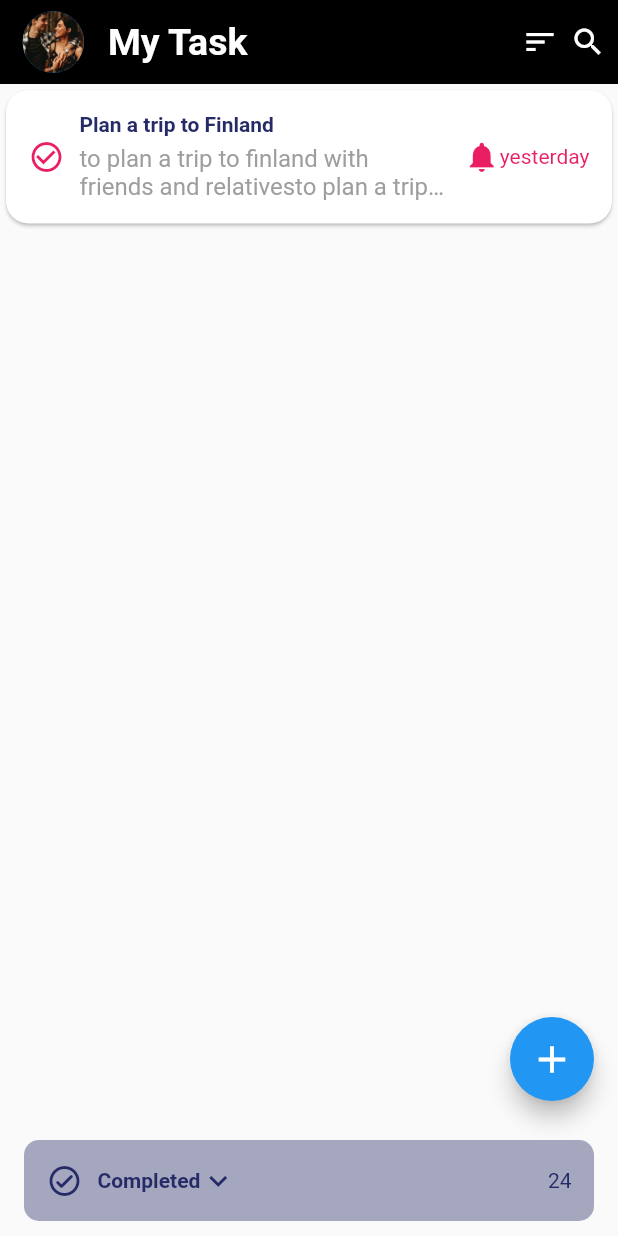
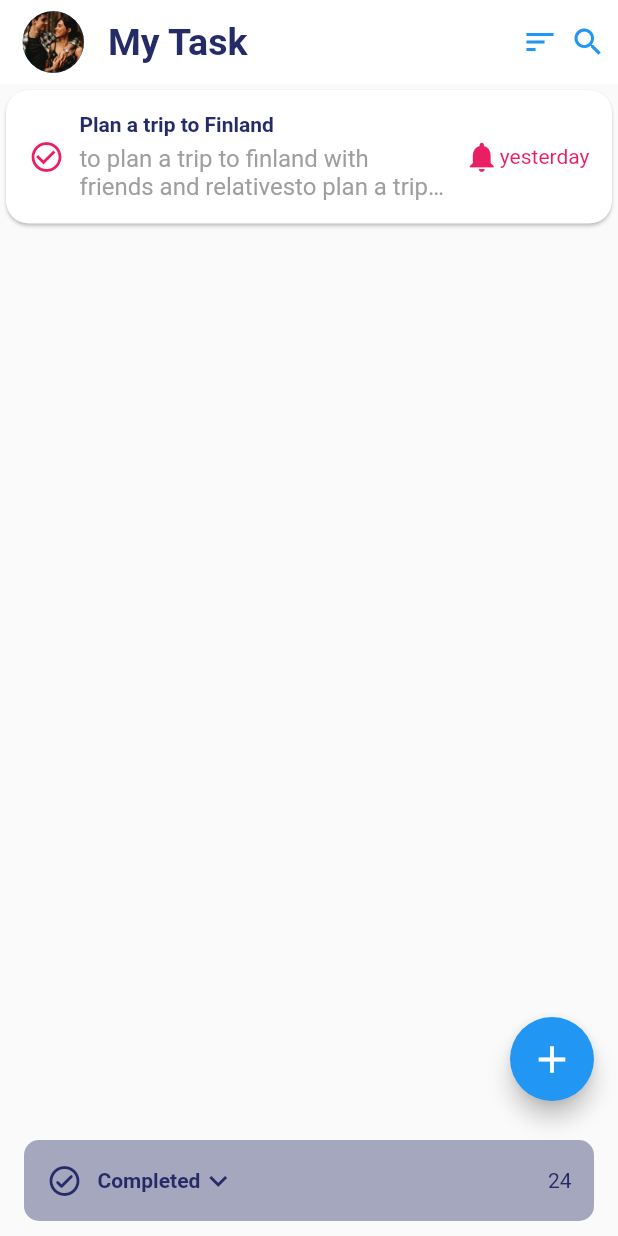
Before and after one commit to mariamatahiru/todo_app, a Flutter app: the screen it shows after launch, on a phone screen of 412 x 824 dp. Run offline on Flutter 3.47's test engine with Material 2 defaults, Android fonts, the phone set to English and light mode, and no system bars.

Commit message:
no changes

```diff
--- a/lib/main.dart
+++ b/lib/main.dart
@@ -1,4 +1,5 @@
 import 'package:flutter/material.dart';
+import 'package:todo_app/utils.dart';
 
 import 'home_view.dart';
 
@@ -18,13 +19,13 @@ class MyApp extends StatelessWidget {
         appBarTheme: AppBarTheme(
          backgroundColor: Colors.white,
        iconTheme: IconThemeData(color:Colors.blue),
-     titleTextStyle: TextStyle(color: Colors.blue,fontWeight: FontWeight.w600,fontSize: 25)
+     titleTextStyle: TextStyle(color:CostomBlue,fontWeight: FontWeight.w600,fontSize: 25)
         )
       ),
       darkTheme: ThemeData(
        appBarTheme: AppBarTheme(
         backgroundColor: Colors.black,
-        iconTheme: IconThemeData(color: Colors.white),
+        iconTheme: IconThemeData(color:CostomBlue),
         titleTextStyle: TextStyle(color: Colors.white,fontWeight: FontWeight.w600,fontSize: 25)
        ),
 
@@ -32,7 +33,7 @@ class MyApp extends StatelessWidget {
        ),
 
 
-      themeMode: ThemeMode.dark,
+      themeMode: ThemeMode.light,
       home: HomeView(),
     );
   }
```
